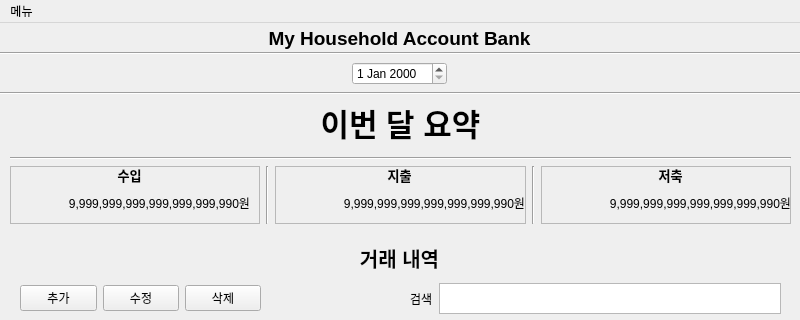
This is mainwindow.ui in wraith1231/MyHouseholdAccountBook as Qt 5 draws it before an edit; both pictures show x 0 to 800 and y 0 to 320 of the 800 by 990 pixel window. The edited form follows.
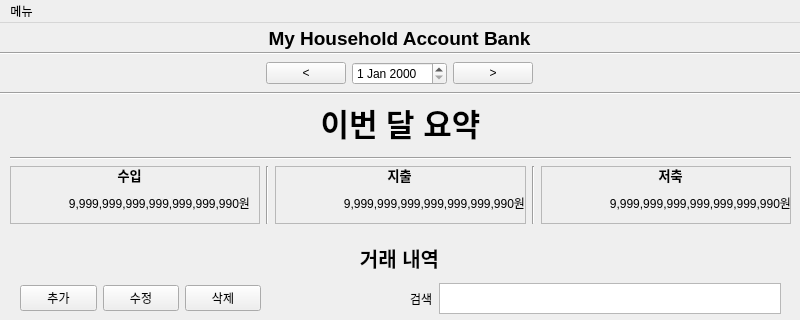
This is the edited form.

Diff of the .ui file:
```diff
--- a/mainwindow.ui
+++ b/mainwindow.ui
@@ -77,7 +77,7 @@
       <height>41</height>
      </rect>
     </property>
-    <layout class="QHBoxLayout" name="horizontalLayout">
+    <layout class="QHBoxLayout" name="horizontalLayout" stretch="50,1,10,1,50">
      <item>
       <spacer name="horizontalSpacer">
        <property name="orientation">
@@ -92,7 +92,33 @@
       </spacer>
      </item>
      <item>
-      <widget class="QDateEdit" name="dateEdit"/>
+      <layout class="QHBoxLayout" name="horizontalLayout_3">
+       <item>
+        <widget class="QPushButton" name="BtnPrevMonth">
+         <property name="text">
+          <string>&lt;</string>
+         </property>
+        </widget>
+       </item>
+      </layout>
+     </item>
+     <item>
+      <widget class="QDateEdit" name="dateEdit">
+       <property name="calendarPopup">
+        <bool>false</bool>
+       </property>
+      </widget>
+     </item>
+     <item>
+      <layout class="QHBoxLayout" name="horizontalLayout_5">
+       <item>
+        <widget class="QPushButton" name="BtnNextMonth">
+         <property name="text">
+          <string>&gt;</string>
+         </property>
+        </widget>
+       </item>
+      </layout>
      </item>
      <item>
       <spacer name="horizontalSpacer_2">
```
